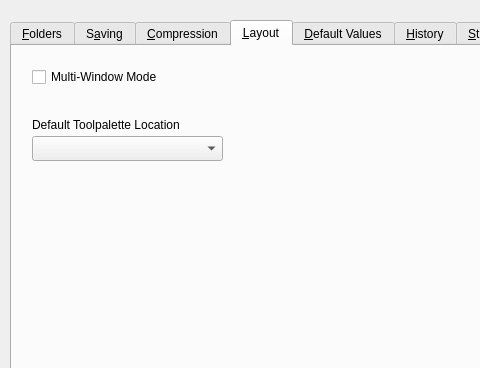
PhotoFlare/photoflare, file src/dialogs/prefsdialog.ui: the form before one commit; both pictures show x 0 to 480 and y 0 to 368 of the 925 by 490 pixel window.
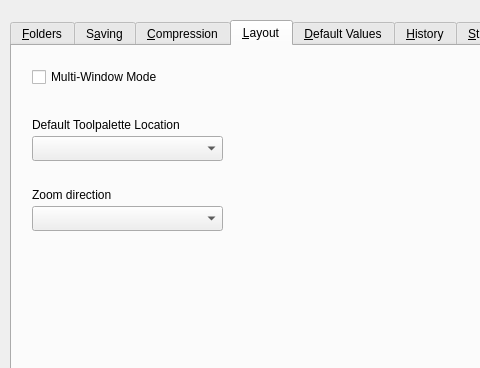
The form after the commit. The open tabs and pages were chosen to show the change.

Commit message: Add zoom direction to settings and prefs

```diff
--- a/src/dialogs/prefsdialog.ui
+++ b/src/dialogs/prefsdialog.ui
@@ -315,6 +315,29 @@
       </rect>
      </property>
     </widget>
+    <widget class="QLabel" name="label_8">
+     <property name="geometry">
+      <rect>
+       <x>20</x>
+       <y>140</y>
+       <width>111</width>
+       <height>17</height>
+      </rect>
+     </property>
+     <property name="text">
+      <string>Zoom direction</string>
+     </property>
+    </widget>
+    <widget class="QComboBox" name="zoomDirection">
+     <property name="geometry">
+      <rect>
+       <x>20</x>
+       <y>160</y>
+       <width>191</width>
+       <height>25</height>
+      </rect>
+     </property>
+    </widget>
    </widget>
    <widget class="QWidget" name="tab_5">
     <attribute name="title">
```
The commit also changes 3 other files.
